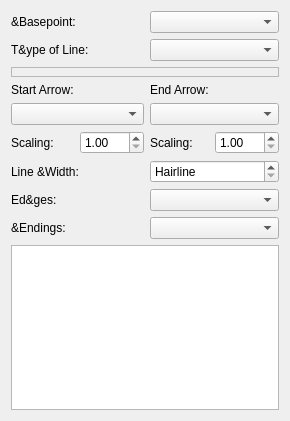
Above: scribus/ui/propertiespalette_linebase.ui from scribusproject/scribus before the change. Below: the same form after it.
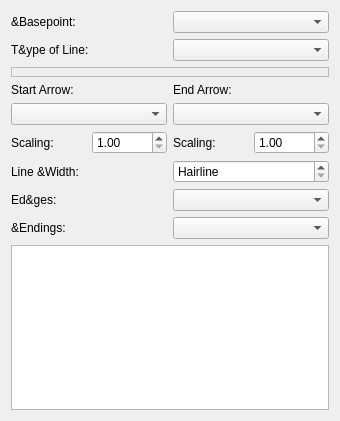
That is the form after the change. Custom widgets are drawn as their Qt base class.

Diff of the .ui file:
```diff
--- a/scribus/ui/propertiespalette_linebase.ui
+++ b/scribus/ui/propertiespalette_linebase.ui
@@ -6,7 +6,7 @@
    <rect>
     <x>0</x>
     <y>0</y>
-    <width>252</width>
+    <width>340</width>
     <height>421</height>
    </rect>
   </property>
@@ -80,10 +80,10 @@
    <item row="5" column="1">
     <widget class="ScrSpinBox" name="startArrowScale">
      <property name="minimum">
-      <number>1</number>
+      <double>1.000000000000000</double>
      </property>
      <property name="maximum">
-      <number>300</number>
+      <double>300.000000000000000</double>
      </property>
     </widget>
    </item>
@@ -97,10 +97,10 @@
    <item row="5" column="3">
     <widget class="ScrSpinBox" name="endArrowScale">
      <property name="minimum">
-      <number>1</number>
+      <double>1.000000000000000</double>
      </property>
      <property name="maximum">
-      <number>300</number>
+      <double>300.000000000000000</double>
      </property>
     </widget>
    </item>
```
Left out of the diff: 2 changed lines with no effect on the pictures.
